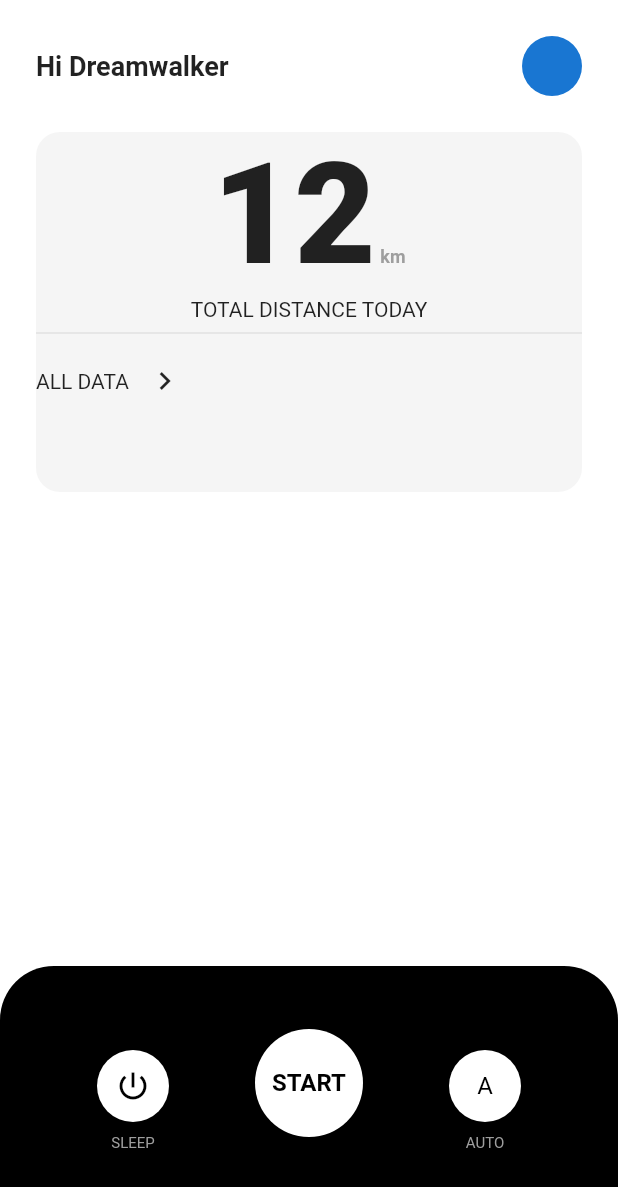
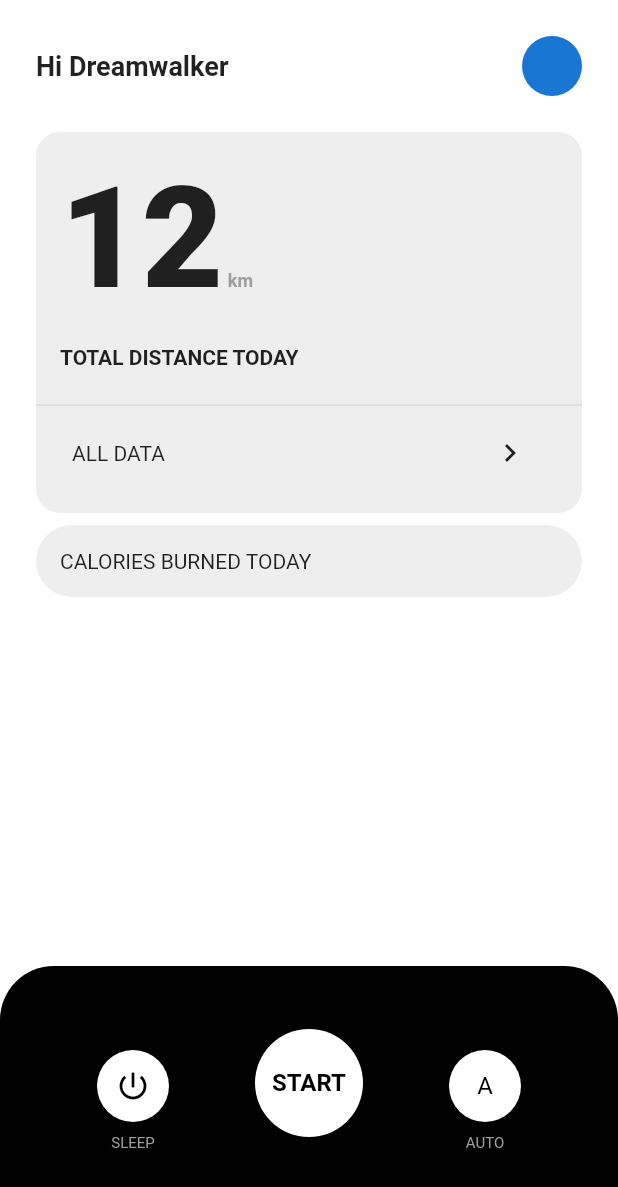
Before and after one commit to JAICHANGPARK/flutter_notebook_18th_story, a Flutter app: the screen it shows after launch, on a phone screen of 412 x 824 dp. Shown: the top 1187 px of the screen. Run offline on Flutter 3.47's test engine with Material 2 defaults, Android fonts, the phone set to English and light mode, and no system bars; our stand-ins replace cached_network_image, flutter_lorem, flutter_riverpod, flutter_svg, freezed_annotation, go_router and 3 more.

Commit message:
Update treadmill_home_page.dart

```diff
--- a/lib/ep1070_treadmill_app/src/ui/treadmill_home_page.dart
+++ b/lib/ep1070_treadmill_app/src/ui/treadmill_home_page.dart
@@ -36,14 +36,20 @@ class TreadmillHomePage extends StatelessWidget {
                         child: Column(
                           children: [
                             Container(
-                            height: 240,
                               decoration: BoxDecoration(
-                              color: Colors.grey[100],
+                                color: Colors.grey[200],
                                 borderRadius: BorderRadius.circular(16),
                               ),
+                              padding: const EdgeInsets.only(top: 16, bottom: 16),
                               child: Column(
+                                crossAxisAlignment: CrossAxisAlignment.start,
                                 children: [
-                                const Text.rich(
+                                  const Padding(
+                                    padding: EdgeInsets.only(
+                                      left: 16,
+                                      right: 16,
+                                    ),
+                                    child: Text.rich(
                                       TextSpan(
                                         children: [
                                           TextSpan(
@@ -64,23 +70,57 @@ class TreadmillHomePage extends StatelessWidget {
                                         ],
                                       ),
                                     ),
-                                const Text("TOTAL DISTANCE TODAY"),
+                                  ),
+                                  SizedBox(
+                                    height: 0,
+                                  ),
+                                  const Padding(
+                                    padding: EdgeInsets.all(16.0),
+                                    child: Text(
+                                      "TOTAL DISTANCE TODAY",
+                                      style: TextStyle(
+                                        fontWeight: FontWeight.bold,
+                                      ),
+                                    ),
+                                  ),
                                   const Divider(),
-                                Row(
+                                  Padding(
+                                    padding: const EdgeInsets.symmetric(horizontal: 24),
+                                    child: Row(
+                                      mainAxisAlignment: MainAxisAlignment.spaceBetween,
                                       children: [
                                         const Text("ALL DATA"),
                                         IconButton(
                                           onPressed: () {},
-                                      icon: Icon(Icons.keyboard_arrow_right),
-                                    )
-                                  ],
+                                          icon: const Icon(
+                                            Icons.keyboard_arrow_right,
+                                          ),
                                         )
                                       ],
                                     ),
                                   )
                                 ],
                               ),
-                    ))
+                            ),
+                            SizedBox(
+                              height: 8,
+                            ),
+                            Container(
+                              decoration: BoxDecoration(
+                                borderRadius: BorderRadius.circular(24),
+                                color: Colors.grey[200],
+                              ),
+                              padding: EdgeInsets.symmetric(horizontal: 16, vertical: 16),
+                              child: Row(
+                                children: [
+                                  Text("CALORIES BURNED TODAY")
+                                ],
+                              ),
+                            )
+                          ],
+                        ),
+                      ),
+                    )
                   ],
                 ),
               ),
```
Lines whose indentation alone changed are shown as unchanged.
